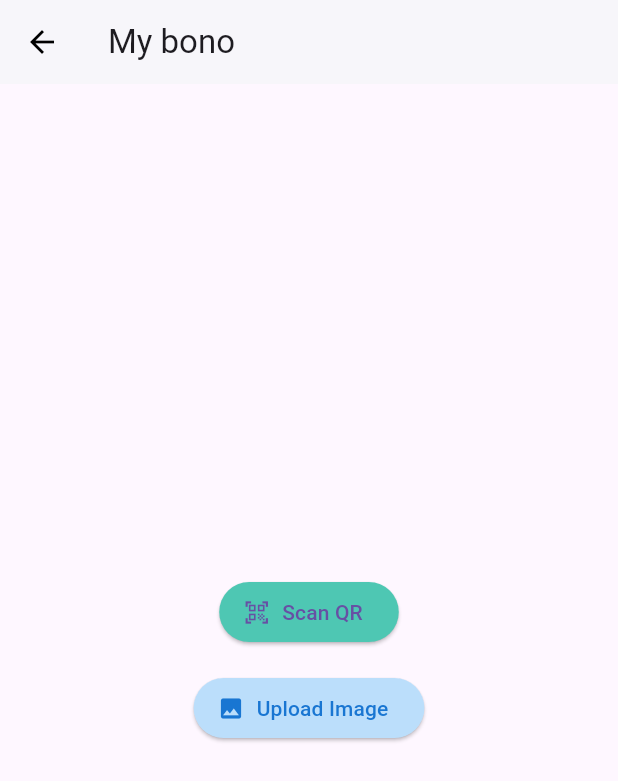
After one commit to hectorgabucio/cercanias-alicante, a Flutter app: the MyBonoPage screen opened directly, after a tap on "Upload Image", on a phone screen of 412 x 824 dp. The commit adds this screen. Shown: the top 781 px of the screen. Run offline on Flutter 3.47's test engine with Material 3 defaults, Android fonts, the phone set to English and light mode, and no system bars; our stand-ins replace image_picker, qr_flutter, share_plus, shared_preferences; missing offline and left inert: mobile_scanner, zxing2; accounts and stored records are empty; network calls fail.

Commit message:
feat: scan qr works, but upload qr doesnt

```diff
--- /dev/null
+++ b/lib/my_bono_page.dart
@@ -0,0 +1,201 @@
+import 'package:flutter/material.dart';
+import 'package:qr_flutter/qr_flutter.dart';
+import 'package:shared_preferences/shared_preferences.dart';
+import 'package:mobile_scanner/mobile_scanner.dart';
+import 'package:image_picker/image_picker.dart';
+import 'dart:io';
+import 'dart:typed_data';
+import 'package:zxing2/qrcode.dart';
+import 'package:image/image.dart' as img;
+
+class MyBonoPage extends StatefulWidget {
+  const MyBonoPage({super.key});
+
+  @override
+  State<MyBonoPage> createState() => _MyBonoPageState();
+}
+
+class _MyBonoPageState extends State<MyBonoPage> {
+  String? qrData;
+  bool loading = false;
+  String? error;
+
+  @override
+  void initState() {
+    super.initState();
+    _loadQR();
+  }
+
+  Future<void> _loadQR() async {
+    final prefs = await SharedPreferences.getInstance();
+    setState(() {
+      qrData = prefs.getString('my_bono_qr');
+    });
+  }
+
+  Future<void> _saveQR(String data) async {
+    final prefs = await SharedPreferences.getInstance();
+    await prefs.setString('my_bono_qr', data);
+    setState(() {
+      qrData = data;
+    });
+  }
+
+  void _scanQR() async {
+    final result = await Navigator.push(
+      context,
+      MaterialPageRoute(builder: (_) => const _QRScannerPage()),
+    );
+    if (result != null && result is String) {
+      await _saveQR(result);
+    }
+  }
+
+  void _pickImageAndScan() async {
+    final picker = ImagePicker();
+    final picked = await picker.pickImage(source: ImageSource.gallery);
+    if (picked != null) {
+      setState(() { loading = true; error = null; });
+      try {
+        print('[MyBono] Picked image: ${picked.path}');
+        final file = File(picked.path);
+        final bytes = await file.readAsBytes();
+        print('[MyBono] Image bytes length: ${bytes.length}');
+        final decodedImage = img.decodeImage(bytes);
+        if (decodedImage != null) {
+          final imageData = decodedImage.data;
+          if (imageData == null) {
+            setState(() { error = 'Could not decode image data.'; loading = false; });
+            print('[MyBono] Error: imageData is null');
+            return;
+          }
+          final rgbBytes = imageData.buffer.asUint8List();
+          final int pixelCount = decodedImage.width * decodedImage.height;
+          Int32List rgbaPixels;
+          if (imageData.buffer.asInt32List().length == pixelCount) {
+            // Already RGBA/ARGB
+            rgbaPixels = imageData.buffer.asInt32List();
+          } else if (rgbBytes.length == pixelCount * 3) {
+            // Convert from RGB to RGBA (alpha=0xFF)
+            rgbaPixels = Int32List(pixelCount);
+            for (int i = 0, j = 0; i < pixelCount; i++, j += 3) {
+              final r = rgbBytes[j];
+              final g = rgbBytes[j + 1];
+              final b = rgbBytes[j + 2];
+              rgbaPixels[i] = (0xFF << 24) | (r << 16) | (g << 8) | b;
+            }
+          } else {
+            setState(() { error = 'Unsupported image format for QR scan.'; loading = false; });
+            print('[MyBono] Unsupported image format: rgbBytes.length=${rgbBytes.length}, pixelCount=${pixelCount}');
+            return;
+          }
+          print('[MyBono] Final pixel buffer length: ${rgbaPixels.length} (should be width*height=${pixelCount})');
+          final luminanceSource = RGBLuminanceSource(
+            decodedImage.width,
+            decodedImage.height,
+            rgbaPixels,
+          );
+          final bitmap = BinaryBitmap(HybridBinarizer(luminanceSource));
+          final reader = QRCodeReader();
+          final result = reader.decode(bitmap);
+          print('[MyBono] QR decode result: ${result.text}');
+          if (result.text.isNotEmpty) {
+            await _saveQR(result.text);
+          } else {
+            setState(() { error = 'No QR code found in image.'; });
+            print('[MyBono] No QR code found in image.');
+          }
+        } else {
+          setState(() { error = 'Could not decode image.'; });
+          print('[MyBono] Could not decode image bytes to image.');
+        }
+      } catch (e, stack) {
+        setState(() { error = 'Error scanning image: ${e.toString()}'; });
+        print('[MyBono] Error scanning image: ${e.toString()}');
+        print(stack);
+      }
+      setState(() { loading = false; });
+    }
+  }
+
+  @override
+  Widget build(BuildContext context) {
+    return Scaffold(
+      appBar: AppBar(
+        title: const Text('My bono'),
+        backgroundColor: Colors.white,
+        elevation: 1,
+        iconTheme: const IconThemeData(color: Colors.black),
+      ),
+      body: Center(
+        child: loading
+            ? const CircularProgressIndicator()
+            : qrData != null
+                ? Column(
+                    mainAxisAlignment: MainAxisAlignment.center,
+                    children: [
+                      QrImageView(
+                        data: qrData!,
+                        version: QrVersions.auto,
+                        size: 240.0,
+                      ),
+                      const SizedBox(height: 24),
+                      Text(qrData!, textAlign: TextAlign.center, style: const TextStyle(fontSize: 16, color: Colors.black54)),
+                      const SizedBox(height: 24),
+                      ElevatedButton.icon(
+                        icon: const Icon(Icons.delete_outline),
+                        label: const Text('Delete QR'),
+                        style: ElevatedButton.styleFrom(backgroundColor: Colors.red.shade100, foregroundColor: Colors.red.shade700),
+                        onPressed: () async {
+                          final prefs = await SharedPreferences.getInstance();
+                          await prefs.remove('my_bono_qr');
+                          setState(() { qrData = null; });
+                        },
+                      ),
+                    ],
+                  )
+                : Column(
+                    mainAxisAlignment: MainAxisAlignment.center,
+                    children: [
+                      if (error != null) ...[
+                        Text(error!, style: const TextStyle(color: Colors.red)),
+                        const SizedBox(height: 16),
+                      ],
+                      ElevatedButton.icon(
+                        icon: const Icon(Icons.qr_code_scanner),
+                        label: const Text('Scan QR'),
+                        style: ElevatedButton.styleFrom(backgroundColor: const Color(0xFF4EC7B3)),
+                        onPressed: _scanQR,
+                      ),
+                      const SizedBox(height: 16),
+                      ElevatedButton.icon(
+                        icon: const Icon(Icons.image),
+                        label: const Text('Upload Image'),
+                        style: ElevatedButton.styleFrom(backgroundColor: Colors.blue.shade100, foregroundColor: Colors.blue.shade700),
+                        onPressed: _pickImageAndScan,
+                      ),
+                    ],
+                  ),
+      ),
+    );
+  }
+}
+
+class _QRScannerPage extends StatelessWidget {
+  const _QRScannerPage();
+
+  @override
+  Widget build(BuildContext context) {
+    return Scaffold(
+      appBar: AppBar(title: const Text('Scan QR'), backgroundColor: Colors.white, elevation: 1, iconTheme: const IconThemeData(color: Colors.black)),
+      body: MobileScanner(
+        onDetect: (capture) {
+          final barcodes = capture.barcodes;
+          if (barcodes.isNotEmpty && barcodes.first.rawValue != null) {
+            Navigator.of(context).pop(barcodes.first.rawValue);
+          }
+        },
+      ),
+    );
+  }
+}
--- a/lib/schedule_screen.dart
+++ b/lib/schedule_screen.dart
@@ -12,6 +12,7 @@ import 'dart:typed_data';
 import 'package:path_provider/path_provider.dart';
 import 'dart:io';
 import 'package:flutter/rendering.dart';
+import 'my_bono_page.dart';
 
 class ScheduleScreen extends StatefulWidget {
   const ScheduleScreen({super.key});
@@ -603,6 +604,19 @@ class _ScheduleScreenState extends State<ScheduleScreen> {
                           CircleAvatar(
                             backgroundColor: Colors.white,
                             child: IconButton(
+                              icon: const Icon(Icons.qr_code, color: Color(0xFF4EC7B3)),
+                              onPressed: () {
+                                Navigator.push(
+                                  context,
+                                  MaterialPageRoute(builder: (context) => const MyBonoPage()),
+                                );
+                              },
+                            ),
+                          ),
+                          const SizedBox(width: 12),
+                          CircleAvatar(
+                            backgroundColor: Colors.white,
+                            child: IconButton(
                               icon: const Icon(Icons.more_horiz, color: Colors.black87),
                               onPressed: openSettings,
                             ),
--- a/pubspec.yaml
+++ b/pubspec.yaml
@@ -10,6 +10,11 @@ dependencies:
   intl: ^0.17.0
   shared_preferences: ^2.2.2
   share_plus: ^7.2.1
+  qr_flutter: ^4.1.0
+  mobile_scanner: ^3.5.2
+  image_picker: ^1.0.7
+  zxing2: ^0.2.1
+  image: ^4.1.3
 dev_dependencies:
   flutter_test:
     sdk: flutter
```
Also changed, not shown: pubspec.lock, 1 other file.
